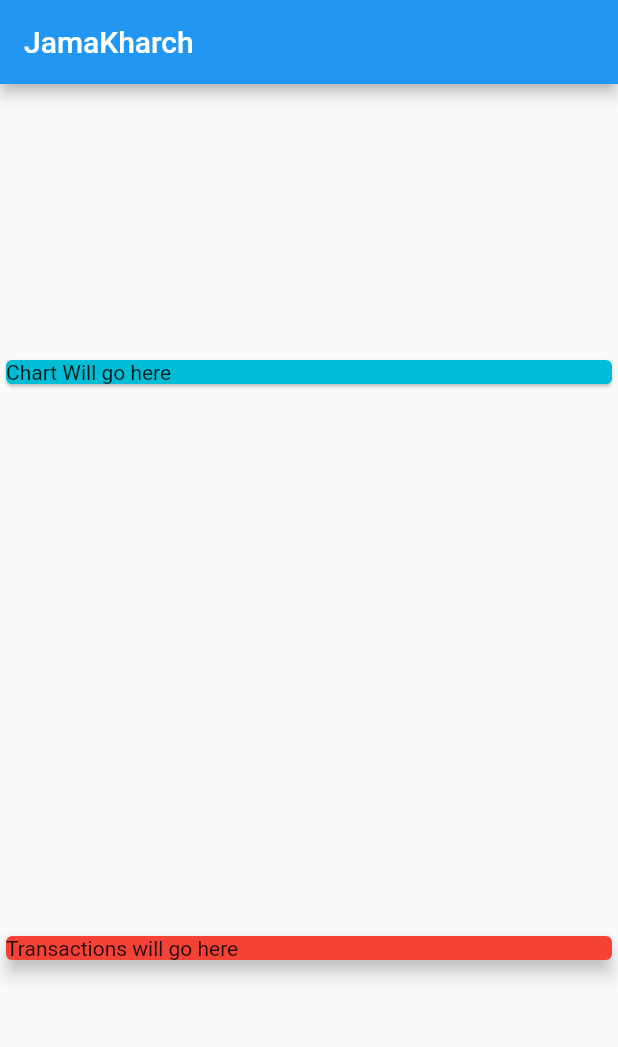
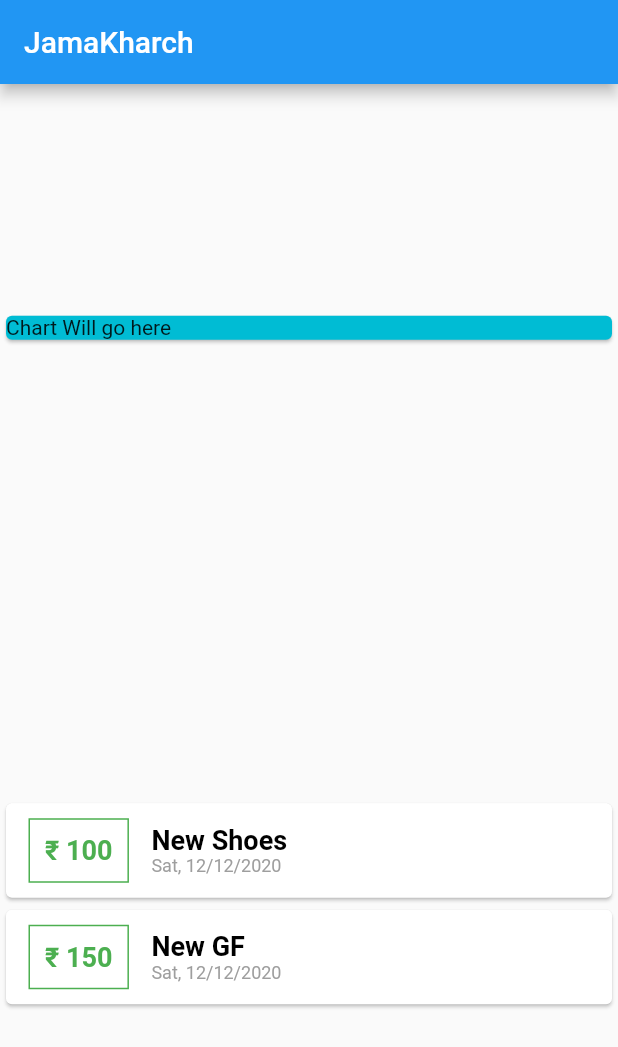
Before and after one commit to Shrikantpaliwal/Flutter-Apps, a Flutter app: the screen it shows after launch, on a phone screen of 412 x 824 dp. Shown: the top 1047 px of the screen. Run offline on Flutter 3.47's test engine with Material 2 defaults, Android fonts, the phone set to English and light mode, and no system bars.

Commit message:
Transaction Layout Design

```diff
--- a/Personal_expense/lib/main.dart
+++ b/Personal_expense/lib/main.dart
@@ -1,5 +1,6 @@
 import 'package:Personal_expense/transaction.dart';
 import 'package:flutter/material.dart';
+import 'package:intl/intl.dart';
 
 void main() {
   runApp(MyApp());
@@ -16,10 +17,10 @@ class MyApp extends StatelessWidget {
 }
 
 class MyHomePage extends StatelessWidget {
-  final List<Transaction> transaction = [
+  final List<Transaction> transactions = [
     Transaction(
         id: "t1", title: "New Shoes", amount: 100, date: DateTime.now()),
-    Transaction(id: "t2", title: "New GF", amount: 10000, date: DateTime.now())
+    Transaction(id: "t2", title: "New GF", amount: 150, date: DateTime.now())
   ];
 
   @override
@@ -39,10 +40,53 @@ class MyHomePage extends StatelessWidget {
               child: Text("Chart Will go here"),
             ),
           ),
-          Card(
-            color: Colors.red,
-            child: Text("Transactions will go here"),
-            elevation: 5,
+          Column(
+            children: [
+              ...transactions.map((tx) {
+                return Card(
+                  child: Row(
+                    children: [
+                      Container(
+                        margin: EdgeInsets.symmetric(
+                          vertical: 10,
+                          horizontal: 15,
+                        ),
+                        decoration: BoxDecoration(
+                          border: Border.all(color: Colors.green),
+                        ),
+                        child: Text(
+                          '\u20B9 ${tx.amount}',
+                          style: TextStyle(
+                              fontSize: 18,
+                              fontWeight: FontWeight.bold,
+                              color: Colors.green),
+                        ),
+                        padding: EdgeInsets.all(10),
+                      ),
+                      Column(
+                        crossAxisAlignment: CrossAxisAlignment.start,
+                        children: [
+                          Text(
+                            tx.title,
+                            style: TextStyle(
+                                fontSize: 18,
+                                fontWeight: FontWeight.bold,
+                                color: Colors.black),
+                          ),
+                          Text(
+                            DateFormat('yMEd').format(tx.date),
+                            style: TextStyle(
+                                fontSize: 12,
+                                fontWeight: FontWeight.normal,
+                                color: Colors.grey),
+                          )
+                        ],
+                      )
+                    ],
+                  ),
+                );
+              }).toList()
+            ],
           )
         ],
       ),
--- a/Personal_expense/pubspec.yaml
+++ b/Personal_expense/pubspec.yaml
@@ -32,6 +32,7 @@ dependencies:
 dev_dependencies:
   flutter_test:
     sdk: flutter
+  intl: ^0.16.1
 
 # For information on the generic Dart part of this file, see the
 # following page: https://dart.dev/tools/pub/pubspec
```
Also changed, not shown: Personal_expense/pubspec.lock.
